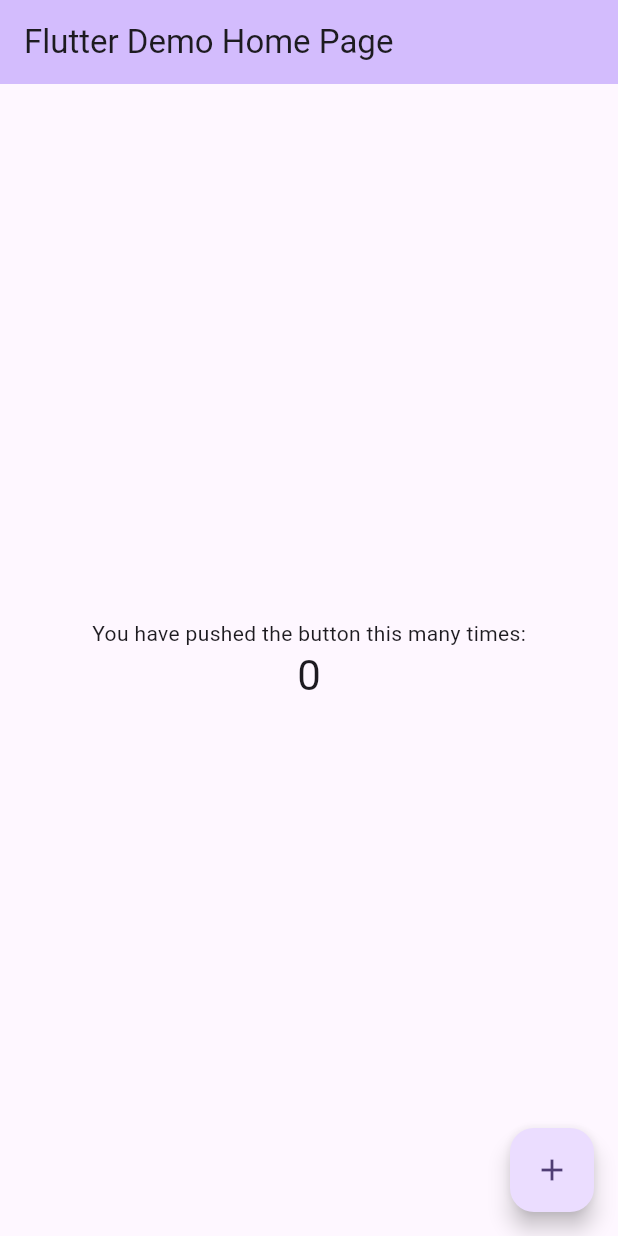
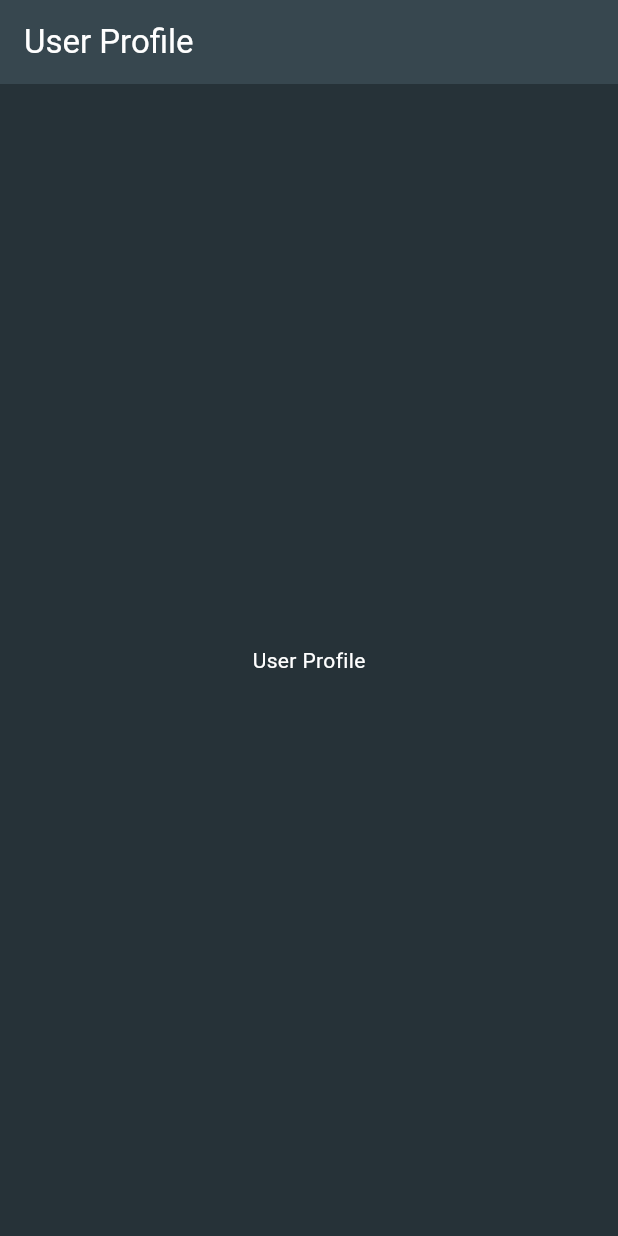
Before and after one commit to sumeetsolse/easy_bills, a Flutter app: the screen it shows after launch, on a phone screen of 412 x 824 dp. Run offline on Flutter 3.47's test engine with Material 3 defaults, Android fonts, the light colour scheme and no system bars.

Commit message:
Basic Bloc Structure

```diff
--- /dev/null
+++ b/lib/2_application/core/services/theme_service.dart
@@ -0,0 +1,12 @@
+import 'package:flutter/material.dart';
+
+class ThemeService extends ChangeNotifier {
+  //ChangeNotifier reflect changes immediately
+  bool isDarkModeOn =
+      true; //Declare and initialized boolean variable to false value and same variable will be used
+
+  void toggleTheme() {
+    isDarkModeOn = !isDarkModeOn;
+    notifyListeners();
+  }
+}
--- /dev/null
+++ b/lib/2_application/core/widgets/cust_wid_error_message.dart
@@ -0,0 +1,33 @@
+import 'package:flutter/material.dart';
+
+class CustWidErrorMessage extends StatelessWidget {
+  final String paraErrorMessage;
+  const CustWidErrorMessage({
+    super.key,
+    required this.paraErrorMessage,
+  });
+
+  @override
+  Widget build(BuildContext context) {
+    final themeData = Theme.of(
+        context); // It will reduce calling theme context multiple times
+
+    return Column(
+      children: <Widget>[
+        Icon(
+          Icons.error,
+          size: 50,
+          color: themeData.colorScheme.error,
+        ),
+        SizedBox(
+          height: 20,
+        ),
+        Text(
+          paraErrorMessage,
+          style: themeData.textTheme.headlineMedium,
+          textAlign: TextAlign.center,
+        ),
+      ],
+    );
+  }
+}
--- /dev/null
+++ b/lib/2_application/features/user_profile/screens/screen_create_update_user_profile.dart
@@ -0,0 +1,17 @@
+import 'package:flutter/material.dart';
+
+class ScreenCreateUpdateUserProfile extends StatelessWidget {
+  const ScreenCreateUpdateUserProfile({super.key});
+
+  @override
+  Widget build(BuildContext context) {
+    return Scaffold(
+      appBar: AppBar(
+        title: const Text('User Profile'),
+      ),
+      body: const Center(
+        child: Text("User Profile"),
+      ),
+    );
+  }
+}
--- a/lib/main.dart
+++ b/lib/main.dart
@@ -1,125 +1,33 @@
+import 'package:easy_bills/2_application/core/services/theme_service.dart';
+import 'package:easy_bills/2_application/features/user_profile/screens/screen_create_update_user_profile.dart';
+import 'package:easy_bills/theme.dart';
 import 'package:flutter/material.dart';
+import 'package:provider/provider.dart';
 
 void main() {
-  runApp(const MyApp());
+  runApp(ChangeNotifierProvider(
+    create: (context) => ThemeService(),
+    child: const MyApp(),
+  ));
 }
 
 class MyApp extends StatelessWidget {
   const MyApp({super.key});
 
-  // This widget is the root of your application.
   @override
   Widget build(BuildContext context) {
-    return MaterialApp(
-      title: 'Flutter Demo',
-      theme: ThemeData(
-        // This is the theme of your application.
-        //
-        // TRY THIS: Try running your application with "flutter run". You'll see
-        // the application has a purple toolbar. Then, without quitting the app,
-        // try changing the seedColor in the colorScheme below to Colors.green
-        // and then invoke "hot reload" (save your changes or press the "hot
-        // reload" button in a Flutter-supported IDE, or press "r" if you used
-        // the command line to start the app).
-        //
-        // Notice that the counter didn't reset back to zero; the application
-        // state is not lost during the reload. To reset the state, use hot
-        // restart instead.
-        //
-        // This works for code too, not just values: Most code changes can be
-        // tested with just a hot reload.
-        colorScheme: ColorScheme.fromSeed(seedColor: Colors.deepPurple),
-        useMaterial3: true,
-      ),
-      home: const MyHomePage(title: 'Flutter Demo Home Page'),
-    );
+    return Consumer<ThemeService>(builder: (
+      context,
+      themeService,
+      child,
+    ) {
+      return MaterialApp(
+        debugShowCheckedModeBanner: false,
+        darkTheme: AppTheme.darkTheme,
+        theme: AppTheme.lightTheme,
+        themeMode: themeService.isDarkModeOn ? ThemeMode.dark : ThemeMode.light,
+        home: const ScreenCreateUpdateUserProfile(),
+      );
+    });
   }
 }
-
-class MyHomePage extends StatefulWidget {
-  const MyHomePage({super.key, required this.title});
-
-  // This widget is the home page of your application. It is stateful, meaning
-  // that it has a State object (defined below) that contains fields that affect
-  // how it looks.
-
-  // This class is the configuration for the state. It holds the values (in this
-  // case the title) provided by the parent (in this case the App widget) and
-  // used by the build method of the State. Fields in a Widget subclass are
-  // always marked "final".
-
-  final String title;
-
-  @override
-  State<MyHomePage> createState() => _MyHomePageState();
-}
-
-class _MyHomePageState extends State<MyHomePage> {
-  int _counter = 0;
-
-  void _incrementCounter() {
-    setState(() {
-      // This call to setState tells the Flutter framework that something has
-      // changed in this State, which causes it to rerun the build method below
-      // so that the display can reflect the updated values. If we changed
-      // _counter without calling setState(), then the build method would not be
-      // called again, and so nothing would appear to happen.
-      _counter++;
-    });
-  }
-
-  @override
-  Widget build(BuildContext context) {
-    // This method is rerun every time setState is called, for instance as done
-    // by the _incrementCounter method above.
-    //
-    // The Flutter framework has been optimized to make rerunning build methods
-    // fast, so that you can just rebuild anything that needs updating rather
-    // than having to individually change instances of widgets.
-    return Scaffold(
-      appBar: AppBar(
-        // TRY THIS: Try changing the color here to a specific color (to
-        // Colors.amber, perhaps?) and trigger a hot reload to see the AppBar
-        // change color while the other colors stay the same.
-        backgroundColor: Theme.of(context).colorScheme.inversePrimary,
-        // Here we take the value from the MyHomePage object that was created by
-        // the App.build method, and use it to set our appbar title.
-        title: Text(widget.title),
-      ),
-      body: Center(
-        // Center is a layout widget. It takes a single child and positions it
-        // in the middle of the parent.
-        child: Column(
-          // Column is also a layout widget. It takes a list of children and
-          // arranges them vertically. By default, it sizes itself to fit its
-          // children horizontally, and tries to be as tall as its parent.
-          //
-          // Column has various properties to control how it sizes itself and
-          // how it positions its children. Here we use mainAxisAlignment to
-          // center the children vertically; the main axis here is the vertical
-          // axis because Columns are vertical (the cross axis would be
-          // horizontal).
-          //
-          // TRY THIS: Invoke "debug painting" (choose the "Toggle Debug Paint"
-          // action in the IDE, or press "p" in the console), to see the
-          // wireframe for each widget.
-          mainAxisAlignment: MainAxisAlignment.center,
-          children: <Widget>[
-            const Text(
-              'You have pushed the button this many times:',
-            ),
-            Text(
-              '$_counter',
-              style: Theme.of(context).textTheme.headlineMedium,
-            ),
-          ],
-        ),
-      ),
-      floatingActionButton: FloatingActionButton(
-        onPressed: _incrementCounter,
-        tooltip: 'Increment',
-        child: const Icon(Icons.add),
-      ), // This trailing comma makes auto-formatting nicer for build methods.
-    );
-  }
-}
--- /dev/null
+++ b/lib/theme.dart
@@ -0,0 +1,94 @@
+import 'package:flutter/material.dart';
+
+class AppTheme {
+  AppTheme._();
+
+  // *****************
+  // static colors
+  // *****************
+  static final Color _lightPrimaryColor = Colors.blueGrey.shade50;
+  static final Color _lightPrimaryVariantColor = Colors.blueGrey.shade800;
+  static final Color _lightOnPrimaryColor = Colors.blueGrey.shade200;
+  static const Color _lightTextColorPrimary = Colors.black;
+  static const Color _appbarColorLight = Colors.blue;
+
+  static final Color _darkPrimaryColor = Colors.blueGrey.shade900;
+  static const Color _darkPrimaryVariantColor = Colors.black;
+  static final Color _darkOnPrimaryColor = Colors.blueGrey.shade300;
+  static const Color _darkTextColorPrimary = Colors.white;
+  static final Color _appbarColorDark = Colors.blueGrey.shade800;
+
+  static const Color _iconColor = Colors.white;
+
+  static const Color _accentColor = Color.fromRGBO(74, 217, 217, 1);
+
+  // *****************
+  // Text Style - light
+  // *****************
+  static const TextStyle _lightHeadingText = TextStyle(
+      color: _lightTextColorPrimary,
+      fontFamily: "Rubik",
+      fontSize: 20,
+      fontWeight: FontWeight.bold);
+
+  static const TextStyle _lightBodyText = TextStyle(
+      color: _lightTextColorPrimary,
+      fontFamily: "Rubik",
+      fontStyle: FontStyle.italic,
+      fontWeight: FontWeight.bold,
+      fontSize: 16);
+
+  static const TextTheme _lightTextTheme = TextTheme(
+    headlineSmall: _lightHeadingText,
+    bodyLarge: _lightBodyText,
+  );
+
+  // *****************
+  // Text Style - dark
+  // *****************
+  static final TextStyle _darkThemeHeadingTextStyle =
+      _lightHeadingText.copyWith(color: _darkTextColorPrimary);
+
+  static final TextStyle _darkThemeBodyeTextStyle =
+      _lightBodyText.copyWith(color: _darkTextColorPrimary);
+
+  static final TextTheme _darkTextTheme = TextTheme(
+    displayLarge: _darkThemeHeadingTextStyle,
+    bodyLarge: _darkThemeBodyeTextStyle,
+  );
+
+  // *****************
+  // Theme light/dark
+  // *****************
+
+  static final ThemeData lightTheme = ThemeData(
+      scaffoldBackgroundColor: _lightPrimaryColor,
+      appBarTheme: const AppBarTheme(
+          color: _appbarColorLight,
+          iconTheme: IconThemeData(color: _iconColor)),
+      //bottomAppBarColor: _appbarColorLight,
+      bottomAppBarTheme: BottomAppBarTheme(color: _appbarColorLight),
+      colorScheme: ColorScheme.light(
+        primary: _lightPrimaryColor,
+        onPrimary: _lightOnPrimaryColor,
+        secondary: _accentColor,
+        primaryContainer: _lightPrimaryVariantColor,
+      ),
+      textTheme: _lightTextTheme);
+
+  static final ThemeData darkTheme = ThemeData(
+    scaffoldBackgroundColor: _darkPrimaryColor,
+    appBarTheme: AppBarTheme(
+      color: _appbarColorDark,
+      iconTheme: const IconThemeData(color: _iconColor),
+    ),
+    colorScheme: ColorScheme.dark(
+      primary: _darkPrimaryColor,
+      secondary: _accentColor,
+      onPrimary: _darkOnPrimaryColor,
+      primaryContainer: _darkPrimaryVariantColor,
+    ),
+    textTheme: _darkTextTheme,
+    bottomAppBarTheme: BottomAppBarTheme(color: _appbarColorDark),
+  );
+}
```
Also changed, not shown: pubspec.yaml (+2 -35 lines), pubspec.lock.
